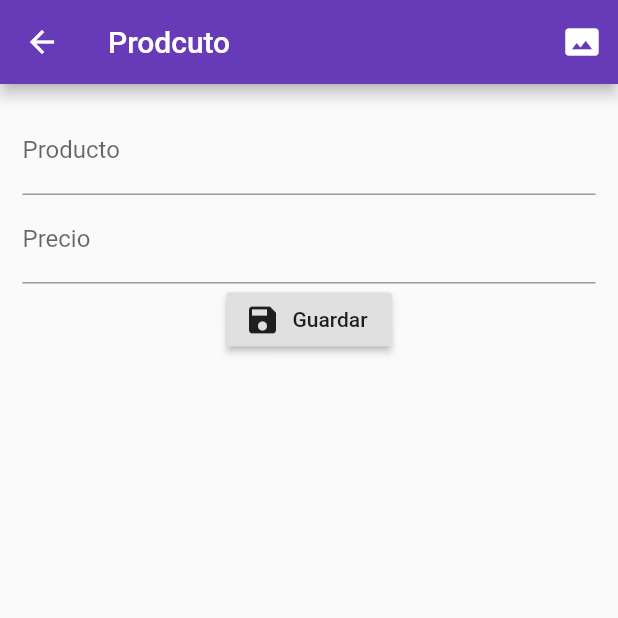
After one commit to danielgomezcantero/formvalidationapp, a Flutter app: the HomePage screen opened by its route, after a tap on the "add" icon, on a phone screen of 412 x 824 dp, the top half of it. The commit adds this screen. Run offline on Flutter 3.47's test engine with Material 2 defaults, Android fonts, the phone set to English and light mode, and no system bars; our stand-ins replace rxdart.

Commit message:
New page Product

```diff
--- a/lib/main.dart
+++ b/lib/main.dart
@@ -2,6 +2,7 @@ import 'package:flutter/material.dart';
 import 'package:formvalidation/src/bloc/provider.dart';
 import 'package:formvalidation/src/pages/home_page.dart';
 import 'package:formvalidation/src/pages/login_page.dart';
+import 'package:formvalidation/src/pages/producto_page.dart';
 
 void main() => runApp(MyApp());
 
@@ -15,7 +16,8 @@ class MyApp extends StatelessWidget {
         initialRoute: 'login',
         routes: {
           'login': (context) => LoginPage(),
-          'home': (context) => HomePage()
+          'home': (context) => HomePage(),
+          'producto': (context) => ProductoPage(),
         },
         theme: ThemeData(
           primaryColor: Colors.deepPurple,
--- a/lib/src/pages/home_page.dart
+++ b/lib/src/pages/home_page.dart
@@ -9,15 +9,14 @@ class HomePage extends StatelessWidget {
       appBar: AppBar(
         title: Text('Home Page'),
       ),
-      body: Column(
-        crossAxisAlignment: CrossAxisAlignment.center,
-        mainAxisAlignment: MainAxisAlignment.center,
-        children: [
-          Text('Email: ${bloc.email}'),
-          Divider(),
-          Text('Pasword:  ${bloc.password}')
-        ],
-      ),
+      floatingActionButton: _crearBoton(context),
     );
   }
+
+  Widget _crearBoton(BuildContext context) {
+    return FloatingActionButton(
+        backgroundColor: Colors.deepPurple,
+        child: Icon(Icons.add),
+        onPressed: () => Navigator.pushNamed(context, 'producto'));
+  }
 }
--- /dev/null
+++ b/lib/src/pages/producto_page.dart
@@ -0,0 +1,44 @@
+import 'package:flutter/material.dart';
+
+class ProductoPage extends StatelessWidget {
+  @override
+  Widget build(BuildContext context) {
+    return Scaffold(
+      appBar: AppBar(
+        title: Text('Prodcuto'),
+        actions: [
+          IconButton(
+              icon: Icon(Icons.photo_size_select_actual), onPressed: () {})
+        ],
+      ),
+      body: SingleChildScrollView(
+        child: Container(
+          padding: EdgeInsets.all(15.0),
+          child: Form(
+              child: Column(
+            children: [_crearNombre(), _crearPrecio(), _crearBoton()],
+          )),
+        ),
+      ),
+    );
+  }
+
+  Widget _crearNombre() {
+    return TextFormField(
+      textCapitalization: TextCapitalization.sentences,
+      decoration: InputDecoration(labelText: 'Producto'),
+    );
+  }
+
+  Widget _crearPrecio() {
+    return TextFormField(
+      keyboardType: TextInputType.number,
+      decoration: InputDecoration(labelText: 'Precio'),
+    );
+  }
+
+  Widget _crearBoton() {
+    return RaisedButton.icon(
+        label: Text('Guardar'), icon: Icon(Icons.save), onPressed: () {});
+  }
+}
```
